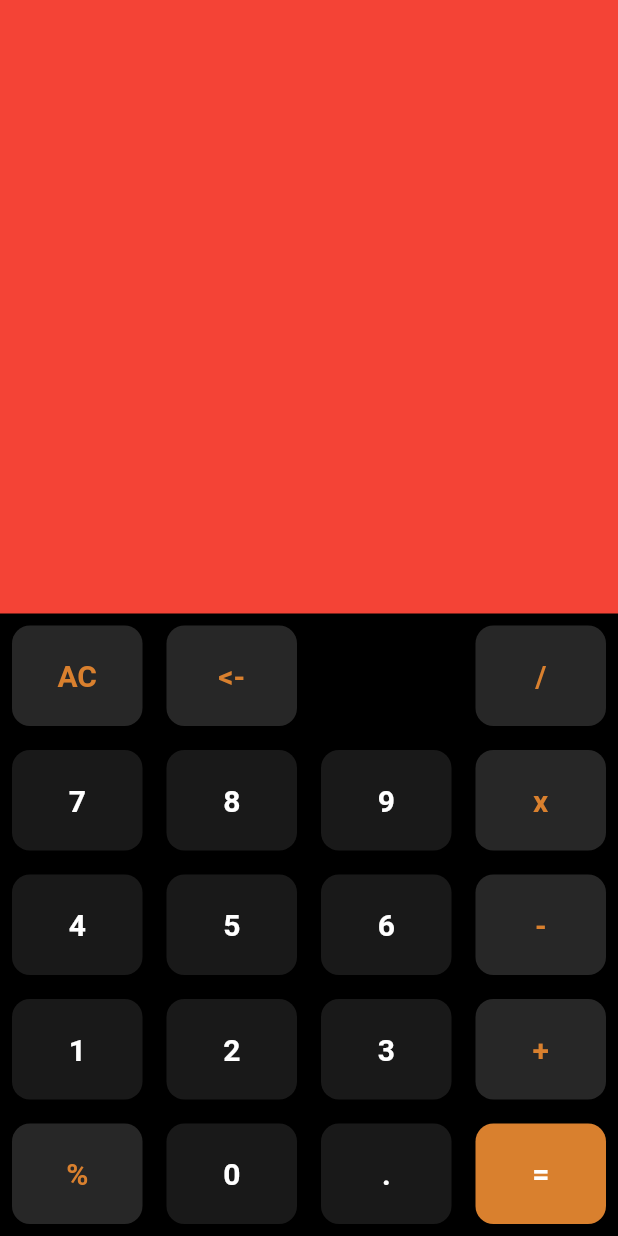
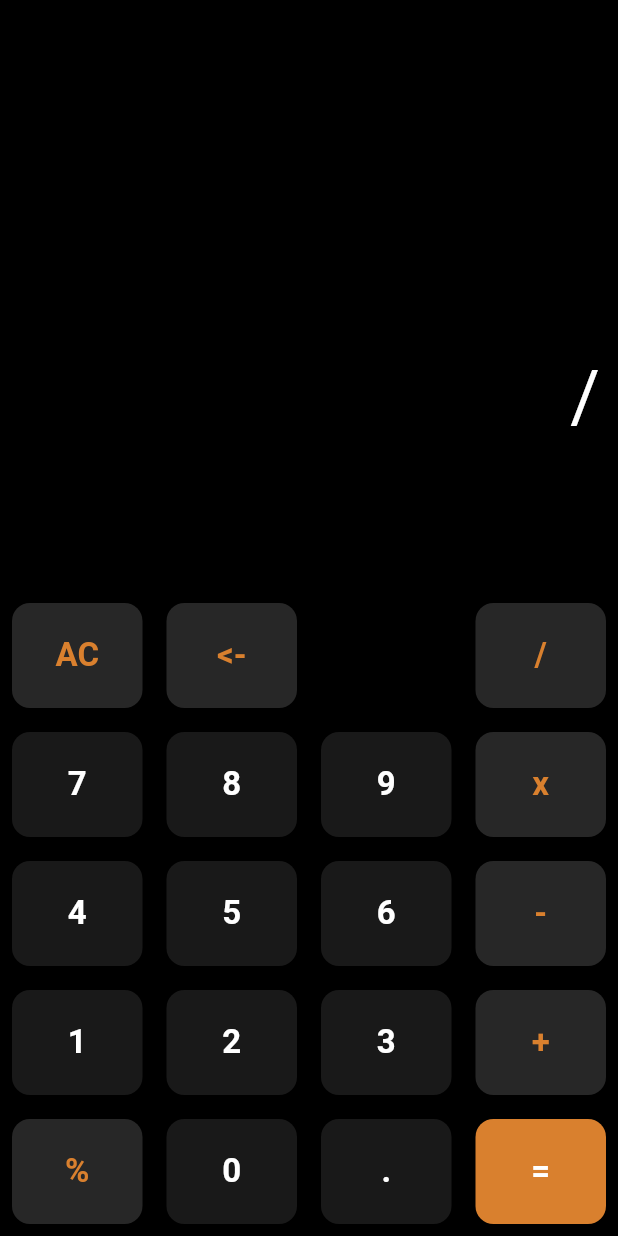
Before and after one commit to flutter-preview/Arpitaagupta-Calculator-Flutter-Project, a Flutter app: the screen it shows after launch, after a tap on an icon or button, on a phone screen of 412 x 824 dp. Run offline on Flutter 3.47's test engine with Material 2 defaults, Android fonts, the phone set to English and light mode, and no system bars; our stand-ins replace math_expressions.

Commit message:
Completed the basic calculator app using flutter-dart

```diff
--- a/lib/main.dart
+++ b/lib/main.dart
@@ -1,5 +1,6 @@
 import 'package:calculator/colors.dart';
 import 'package:flutter/material.dart';
+import 'package:math_expressions/math_expressions.dart';
 
 void main() {
   runApp(MaterialApp(
@@ -15,13 +16,92 @@ class CalculatorApp extends StatefulWidget {
 }
 
 class _MyWidgetState extends State<CalculatorApp> {
+  //variables
+  double firstNum = 0.0;
+  double secondNum = 0.0;
+  var input = '';
+  var output = '';
+  var operation = '';
+  var hideInput = false;
+  var outputSize = 34.0;
+
+  onButtonClick(value) {
+    //if value is AC
+
+    if (value == "AC") {
+      //reset
+      input = '';
+      output = '';
+    } else if (value == "<-") {
+      if (input.isNotEmpty) {
+        input = input.substring(0, input.length - 1);
+      }
+    } else if (value == "=") {
+      if (input.isNotEmpty) {
+        var userInput = input;
+        userInput = input.replaceAll("x", "*");
+        Parser p = Parser();
+        Expression expression = p.parse(userInput);
+        ContextModel cm = ContextModel(); //initialization of Context Model
+        var finalValue = expression.evaluate(EvaluationType.REAL, cm);
+        output = finalValue.toString();
+        if (output.endsWith(".0")) {
+          output = output.substring(0, output.length - 2);
+        }
+        input = output;
+        hideInput = true;
+        outputSize = 52;
+      }
+    } else {
+      input = input + value;
+      hideInput = false;
+      outputSize = 34;
+    }
+    setState(() {});
+  }
+
   @override
   Widget build(BuildContext context) {
     return Scaffold(
       backgroundColor: Colors.black,
       body: Column(
         children: [
-          Expanded(child: Container(color: Colors.red)),
+          //input output area
+          Expanded(
+            child: Container(
+              width: double.infinity,
+              padding: EdgeInsets.all(12),
+              child: Column(
+                mainAxisAlignment: MainAxisAlignment.end,
+                crossAxisAlignment: CrossAxisAlignment.end,
+                children: [
+                  Text(
+                    hideInput ? '' : input,
+                    style: TextStyle(
+                      fontSize: 48,
+                      color: Colors.white,
+                    ),
+                  ),
+                  const SizedBox(
+                    //to add space
+                    height: 20,
+                  ),
+                  Text(
+                    output,
+                    style: TextStyle(
+                      fontSize: outputSize,
+                      color: Colors.white.withOpacity(0.7),
+                    ),
+                  ),
+                  const SizedBox(
+                    //to add space
+                    height: 30,
+                  )
+                ],
+              ),
+            ),
+          ),
+
           //buttons area,
           Row(
             children: [
@@ -97,11 +177,11 @@ class _MyWidgetState extends State<CalculatorApp> {
                   borderRadius: BorderRadius.circular(12)),
               padding: EdgeInsets.all(22),
               primary: buttonbgColor),
-          onPressed: () {},
+          onPressed: () => onButtonClick(text),
           child: Text(
             text,
             style: TextStyle(
-              fontSize: 20,
+              fontSize: 22,
               color: tColor,
               fontWeight: FontWeight.bold,
             ),
```
